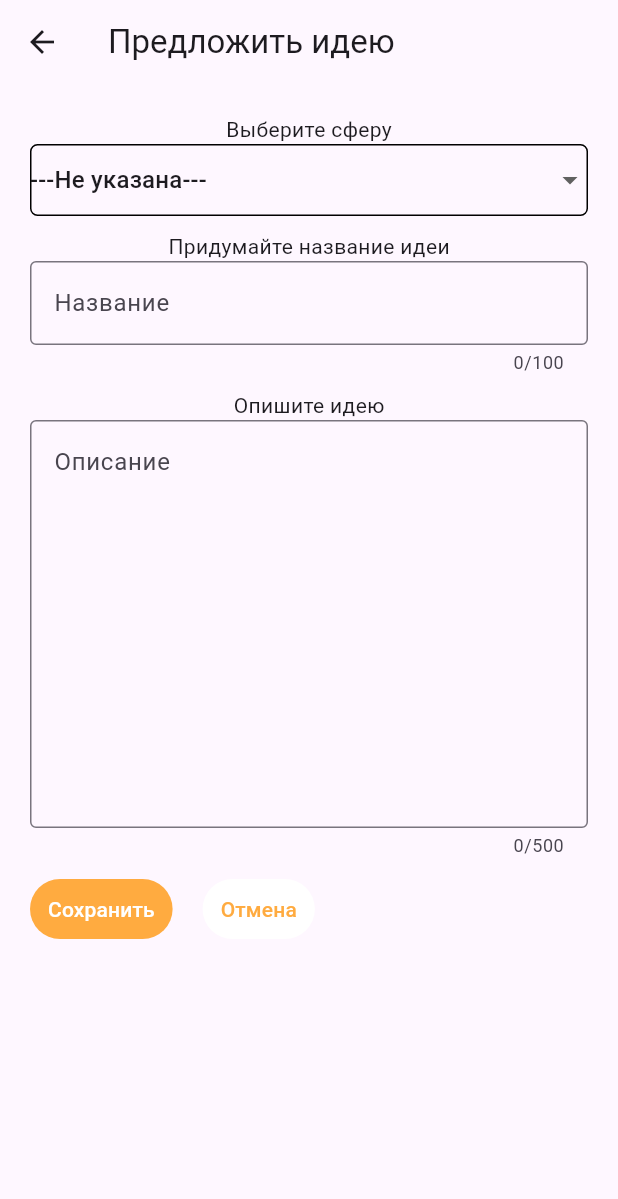
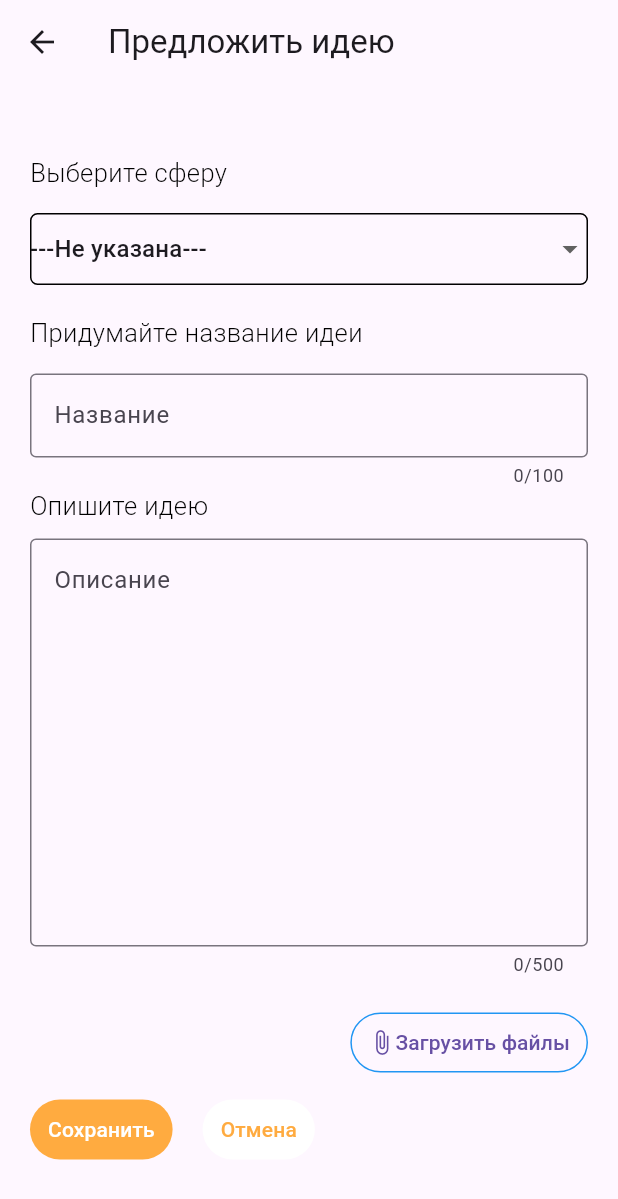
Before and after one commit to AlexeyTolstov/FMJC_WebSite, a Flutter app: the AddSuggestionPage screen opened by its route, on a phone screen of 412 x 824 dp. Shown: the top 1199 px of the screen. Run offline on Flutter 3.47's test engine with Material 3 defaults, Android fonts, the phone set to English and light mode, and no system bars; our stand-ins replace file_picker, flutter_map, geolocator, latlong2; missing offline and left inert: flutter_map_location_marker, flutter_osm_plugin, flutter_polyline_points.

Commit message:
Add suggestion page with files

```diff
--- a/lib/main.dart
+++ b/lib/main.dart
@@ -2,5 +2,6 @@ import 'package:flutter/material.dart';
 import 'package:maps_application/my_app.dart';
 
 void main() async {
+  WidgetsFlutterBinding.ensureInitialized();
   runApp(const MyApp());
 }
--- a/lib/pages/add_suggestion_page.dart
+++ b/lib/pages/add_suggestion_page.dart
@@ -1,6 +1,9 @@
+import 'package:file_picker/file_picker.dart';
 import 'package:flutter/material.dart';
 import 'package:maps_application/data/suggestion.dart';
 import 'package:maps_application/styles/button_styles.dart';
+import 'package:maps_application/styles/font_styles.dart';
+import 'package:maps_application/widgets/file_item.dart';
 
 class AddSuggestionPage extends StatefulWidget {
   const AddSuggestionPage({super.key});
@@ -14,6 +17,8 @@ class _AddSuggestionPageState extends State<AddSuggestionPage> {
   final TextEditingController descriptionController = TextEditingController();
   String dropdownvalue = suggestionCategories[0];
 
+  List<FileItem> fileItems = [];
+
   String? errorTextName, errorTextDescription;
 
   @override
@@ -22,12 +27,20 @@ class _AddSuggestionPageState extends State<AddSuggestionPage> {
       appBar: AppBar(
         title: Text('Предложить идею'),
       ),
-      body: SingleChildScrollView(
+      body: Center(
+        child: Container(
+          child: SingleChildScrollView(
             child: Padding(
               padding: const EdgeInsets.all(20),
               child: Column(
+                crossAxisAlignment: CrossAxisAlignment.start,
                 children: [
-              Text('Выберите сферу'),
+                  /// Сферы
+                  Text(
+                    'Выберите сферу',
+                    style: MainTextStyles.title,
+                  ),
+                  const SizedBox(height: 15),
                   DecoratedBox(
                     decoration: BoxDecoration(
                       border: Border.all(color: Colors.black, width: 1),
@@ -51,8 +64,14 @@ class _AddSuggestionPageState extends State<AddSuggestionPage> {
                       ),
                     ),
                   ),
-              SizedBox(height: 10),
-              Text('Придумайте название идеи'),
+
+                  /// Название идеи
+                  SizedBox(height: 20),
+                  Text(
+                    'Придумайте название идеи',
+                    style: MainTextStyles.title,
+                  ),
+                  const SizedBox(height: 15),
                   TextField(
                     controller: nameController,
                     decoration: InputDecoration(
@@ -62,8 +81,13 @@ class _AddSuggestionPageState extends State<AddSuggestionPage> {
                     ),
                     maxLength: 100,
                   ),
+
+                  /// Описание идеи
+                  Text(
+                    'Опишите идею',
+                    style: MainTextStyles.title,
+                  ),
                   SizedBox(height: 10),
-              Text('Опишите идею'),
                   TextField(
                     controller: descriptionController,
                     decoration: InputDecoration(
@@ -74,6 +98,57 @@ class _AddSuggestionPageState extends State<AddSuggestionPage> {
                     maxLines: 10,
                     maxLength: 500,
                   ),
+
+                  /// Прикрепление файлов
+                  SizedBox(height: 10),
+                  Wrap(
+                    spacing: 10,
+                    runSpacing: 10,
+                    children: fileItems,
+                  ),
+                  SizedBox(height: 10),
+                  Align(
+                    alignment: Alignment.bottomRight,
+                    child: TextButton(
+                      style: ButtonStyle(
+                          side: WidgetStatePropertyAll(
+                        BorderSide(
+                          width: 1,
+                          color: Colors.blue,
+                        ),
+                      )),
+                      child: Row(
+                        mainAxisSize: MainAxisSize.min,
+                        children: [
+                          Icon(Icons.attach_file),
+                          Text('Загрузить файлы'),
+                        ],
+                      ),
+                      onPressed: () async {
+                        FilePickerResult? result =
+                            await FilePicker.platform.pickFiles();
+
+                        if (result != null) {
+                          late final fileItem;
+                          fileItem = FileItem(
+                            fileName: result.files.last.name,
+                            size: result.files.last.size,
+                            onCloseTap: () {
+                              setState(() {
+                                fileItems.remove(fileItem);
+                              });
+                            },
+                          );
+
+                          setState(() {
+                            fileItems.add(fileItem);
+                          });
+                        }
+                      },
+                    ),
+                  ),
+
+                  /// Кнопки
                   SizedBox(height: 10),
                   Row(
                     children: [
@@ -111,8 +186,10 @@ class _AddSuggestionPageState extends State<AddSuggestionPage> {
                         ),
                       ),
                     ],
-              )
+                  ),
                 ],
+              ),
+            ),
           ),
         ),
       ),
--- a/lib/pages/main_page.dart
+++ b/lib/pages/main_page.dart
@@ -123,13 +123,15 @@ class _MainPageState extends State<MainPage> {
 
   @override
   Widget build(BuildContext context) {
-    if (isReady) {
+    if (isReady && false) {
+      // РАЗБЛОКИРОВАТЬ КОГДА БУДЕТ ГОТОВО!!!!
       if (_mapController.camera.zoom >= 12) {
         if (lastCenter == null) {
           lastCenter = _mapController.camera.center;
         } else {
           if (distanceBetweenPoints(lastCenter!, _mapController.camera.center) >
               5000) {
+            print('Update');
             fetchPoi(_mapController.camera.center, 10000).then((e) {
               setState(() {
                 _listPOI = e;
--- a/lib/styles/font_styles.dart
+++ b/lib/styles/font_styles.dart
@@ -39,3 +39,29 @@ abstract class TutorialTextStyles {
     fontSize: 17,
   );
 }
+
+abstract class MainTextStyles {
+  static const TextStyle header = TextStyle(
+    color: Colors.black,
+    fontWeight: FontWeight.w300,
+    fontSize: 20,
+  );
+
+  static const TextStyle title = TextStyle(
+    color: Colors.black,
+    fontWeight: FontWeight.w300,
+    fontSize: 17,
+  );
+}
+
+abstract class FileUploadTextStyles {
+  static const TextStyle name = TextStyle(
+    color: Colors.black,
+    fontSize: 17,
+  );
+
+  static const TextStyle size = TextStyle(
+    color: Colors.black,
+    fontSize: 12,
+  );
+}
--- a/pubspec.yaml
+++ b/pubspec.yaml
@@ -21,6 +21,7 @@ dependencies:
   flutter_polyline_points: ^2.1.0
   flutter_map_cancellable_tile_provider: ^3.0.2
   flutter_osm_plugin: ^1.3.6
+  file_picker: ^9.2.3
 
 dev_dependencies:
   flutter_test:
```
Also changed, not shown: lib/widgets/file_item.dart (added, +55 -0 lines), pubspec.lock. Lines whose indentation alone changed are shown as unchanged.
